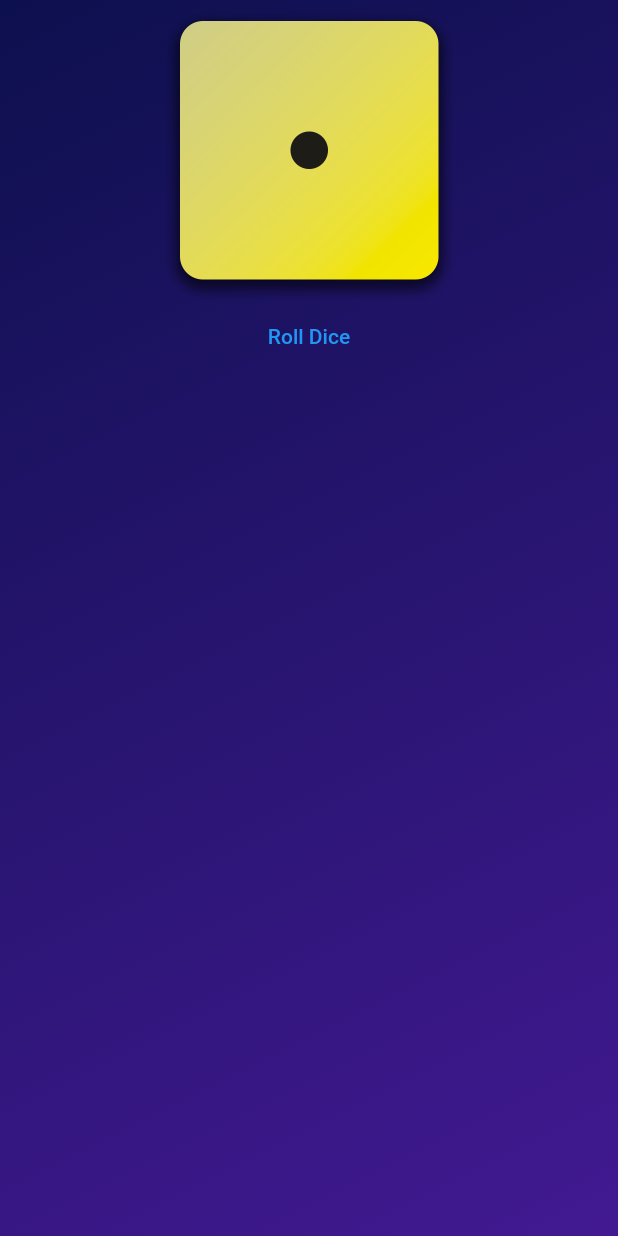
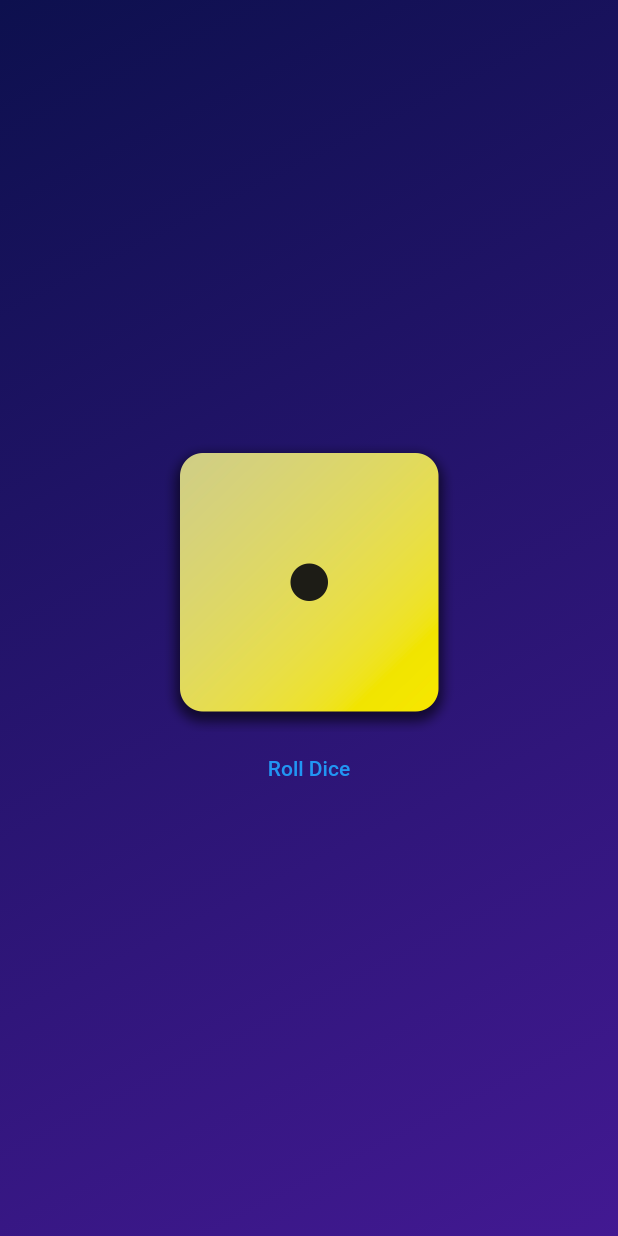
Before and after one commit to subarnabsadhukhan/Roll-Dice-App, a Flutter app: the screen it shows after launch, on a phone screen of 412 x 824 dp. Run offline on Flutter 3.47's test engine with Material 2 defaults, Android fonts, the light colour scheme and no system bars.

Commit message:
align the dice to center by setting mainAxisSize to min

```diff
--- a/lib/gradient_container.dart
+++ b/lib/gradient_container.dart
@@ -20,6 +20,7 @@ class GradientContainer extends StatelessWidget {
       ),
       child: Center(
         child: Column(
+          mainAxisSize: MainAxisSize.min,
           children: [
             Image.asset(
               'assets/images/dice-1.png',
```
